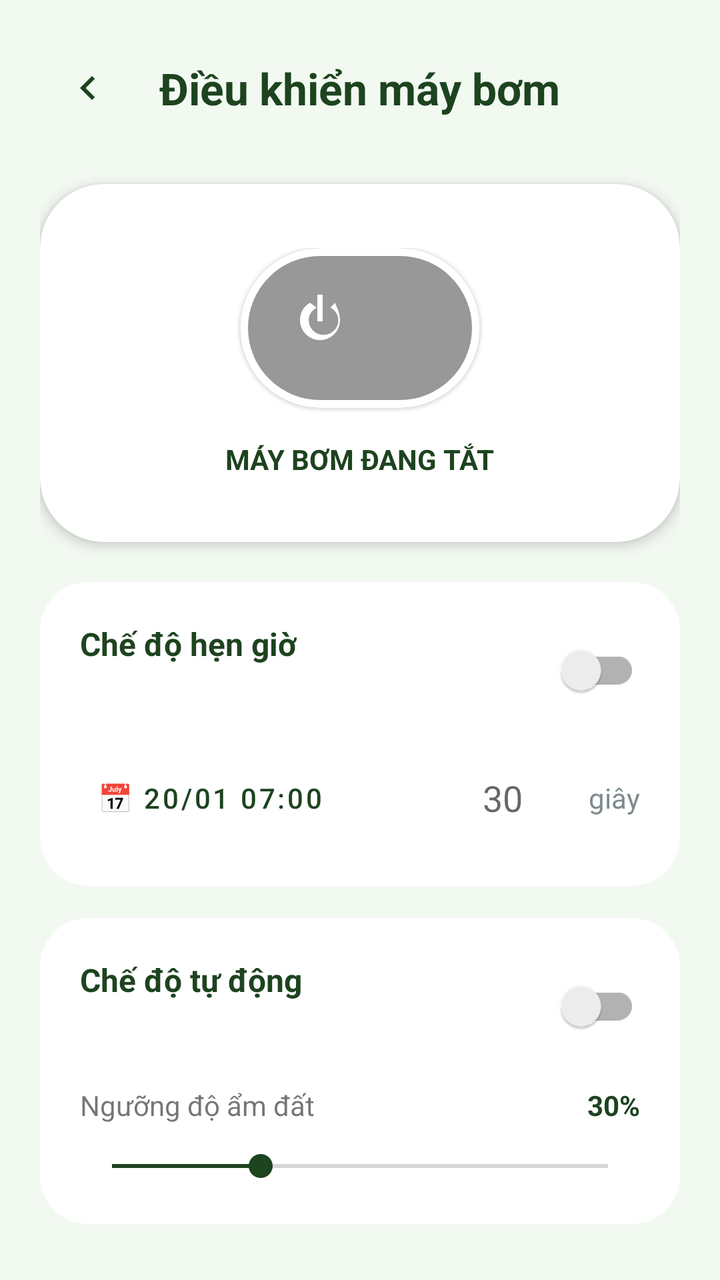
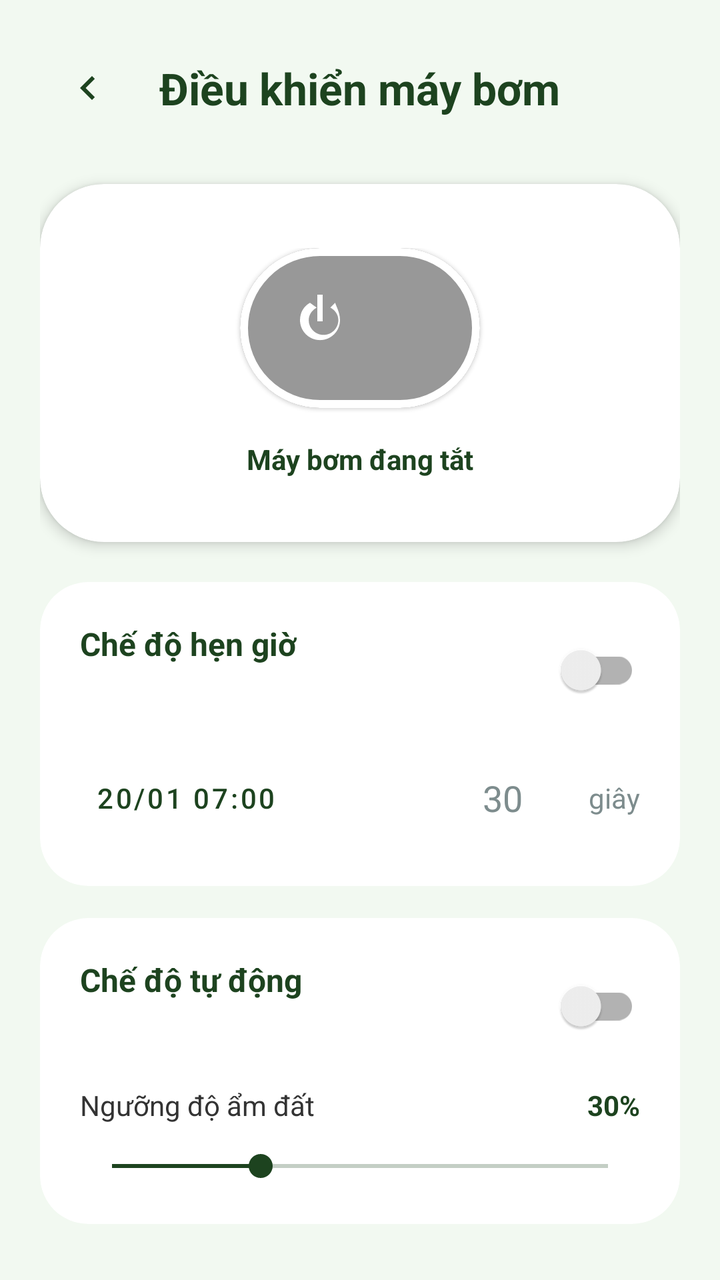

Before-and-after screenshots of an Android layout around one commit, followed by the original layout XML and the change that was made.
<!-- AndroidManifest.xml: application theme Theme.SmartGardening -->
<!-- res/layout/activity_pump_modes.xml -->
<?xml version="1.0" encoding="utf-8"?>
<ScrollView xmlns:android="http://schemas.android.com/apk/res/android"
    xmlns:app="http://schemas.android.com/apk/res-auto"
    android:layout_width="match_parent"
    android:layout_height="match_parent"
    android:background="#F2F9F1">

    <LinearLayout
        android:layout_width="match_parent"
        android:layout_height="wrap_content"
        android:orientation="vertical"
        android:padding="20dp">

        <RelativeLayout
            android:layout_width="match_parent"
            android:layout_height="wrap_content"
            android:layout_marginBottom="24dp">

            <ImageButton
                android:id="@+id/btnBack"
                android:layout_width="48dp"
                android:layout_height="48dp"
                android:background="?attr/selectableItemBackgroundBorderless"
                android:contentDescription="Quay lại"
                android:src="@drawable/ic_chevron_left"
                app:tint="#1D431F" />

            <TextView
                android:layout_width="wrap_content"
                android:layout_height="wrap_content"
                android:layout_centerInParent="true"
                android:text="Điều khiển máy bơm"
                android:textColor="#1D431F"
                android:textSize="22sp"
                android:textStyle="bold" />
        </RelativeLayout>

        <androidx.cardview.widget.CardView
            android:layout_width="match_parent"
            android:layout_height="wrap_content"
            android:layout_marginBottom="20dp"
            app:cardCornerRadius="32dp"
            app:cardElevation="4dp">

            <LinearLayout
                android:layout_width="match_parent"
                android:layout_height="wrap_content"
                android:gravity="center"
                android:orientation="vertical"
                android:padding="32dp">

                <com.google.android.material.card.MaterialCardView
                    android:id="@+id/togglePumpManual"
                    android:layout_width="120dp"
                    android:layout_height="80dp"
                    app:cardCornerRadius="40dp"
                    app:cardBackgroundColor="#989898"
                    app:strokeWidth="4dp"
                    app:strokeColor="@android:color/white"
                    android:clickable="true"
                    android:focusable="true">

                    <ImageView
                        android:id="@+id/ivPowerIcon"
                        android:layout_width="40dp"
                        android:layout_height="40dp"
                        android:layout_marginStart="20dp"
                        android:layout_gravity="center_vertical"
                        android:src="@drawable/ic_power"
                        android:tint="@android:color/white" />

                </com.google.android.material.card.MaterialCardView>

                <TextView
                    android:id="@+id/tvPumpStatus"
                    android:layout_width="wrap_content"
                    android:layout_height="wrap_content"
                    android:layout_marginTop="16dp"
                    android:text="MÁY BƠM ĐANG TẮT"
                    android:textColor="#1D431F"
                    android:textStyle="bold" />
            </LinearLayout>
        </androidx.cardview.widget.CardView>

        <androidx.cardview.widget.CardView
            android:layout_width="match_parent"
            android:layout_height="wrap_content"
            android:layout_marginBottom="16dp"
            app:cardCornerRadius="24dp"
            app:cardElevation="0dp">

            <LinearLayout
                android:layout_width="match_parent"
                android:layout_height="wrap_content"
                android:orientation="vertical"
                android:padding="20dp">

                <RelativeLayout
                    android:layout_width="match_parent"
                    android:layout_height="wrap_content">
                    <TextView
                        android:layout_width="wrap_content"
                        android:layout_height="wrap_content"
                        android:text="Chế độ hẹn giờ"
                        android:textColor="#1D431F"
                        android:textStyle="bold"
                        android:textSize="16sp" />
                    <androidx.appcompat.widget.SwitchCompat
                        android:id="@+id/swScheduleMode"
                        android:layout_width="wrap_content"
                        android:layout_height="wrap_content"
                        android:layout_alignParentEnd="true" />
                </RelativeLayout>

                <LinearLayout
                    android:id="@+id/layoutScheduleSettings"
                    android:layout_width="match_parent"
                    android:layout_height="wrap_content"
                    android:layout_marginTop="16dp"
                    android:orientation="horizontal"
                    android:gravity="center_vertical">

                    
                    <Button
                        android:id="@+id/btnSelectDateTime"
                        style="@style/Widget.MaterialComponents.Button.TextButton"
                        android:layout_width="wrap_content"
                        android:layout_height="wrap_content"
                        android:text="📅 20/01 07:00"
                        android:textColor="#1D431F" />

                    <View
                        android:layout_width="0dp"
                        android:layout_height="0dp"
                        android:layout_weight="1" />

                    
                    <EditText
                        android:id="@+id/etDuration"
                        android:layout_width="70dp"
                        android:layout_height="wrap_content"
                        android:hint="30"
                        android:inputType="number"
                        android:textAlignment="center"
                        android:background="@drawable/bg_edittext"
                        android:padding="8dp"/>

                    <TextView
                        android:layout_width="wrap_content"
                        android:layout_height="wrap_content"
                        android:layout_marginStart="8dp"
                        android:text="giây"
                        android:textColor="#7D8C8D"/>
                </LinearLayout>
            </LinearLayout>
        </androidx.cardview.widget.CardView>

        <androidx.cardview.widget.CardView
            android:layout_width="match_parent"
            android:layout_height="wrap_content"
            app:cardCornerRadius="24dp"
            app:cardElevation="0dp">

            <LinearLayout
                android:layout_width="match_parent"
                android:layout_height="wrap_content"
                android:orientation="vertical"
                android:padding="20dp">

                <RelativeLayout
                    android:layout_width="match_parent"
                    android:layout_height="wrap_content">
                    <TextView
                        android:layout_width="wrap_content"
                        android:layout_height="wrap_content"
                        android:text="Chế độ tự động"
                        android:textColor="#1D431F"
                        android:textStyle="bold"
                        android:textSize="16sp"/>
                    <androidx.appcompat.widget.SwitchCompat
                        android:id="@+id/swAutoMode"
                        android:layout_width="wrap_content"
                        android:layout_height="wrap_content"
                        android:layout_alignParentEnd="true" />
                </RelativeLayout>

                <LinearLayout
                    android:id="@+id/layoutAutoSettings"
                    android:layout_width="match_parent"
                    android:layout_height="wrap_content"
                    android:orientation="vertical">
                    <RelativeLayout
                        android:layout_width="match_parent"
                        android:layout_height="wrap_content"
                        android:layout_marginTop="16dp">
                        <TextView
                            android:layout_width="wrap_content"
                            android:layout_height="wrap_content"
                            android:text="Ngưỡng độ ẩm đất"
                            android:textSize="14sp"/>
                        <TextView
                            android:id="@+id/tvThresholdValue"
                            android:layout_width="wrap_content"
                            android:layout_height="wrap_content"
                            android:layout_alignParentEnd="true"
                            android:text="30%"
                            android:textColor="#1D431F"
                            android:textStyle="bold" />
                    </RelativeLayout>
                    <SeekBar
                        android:id="@+id/sbThreshold"
                        android:layout_width="match_parent"
                        android:layout_height="wrap_content"
                        android:layout_marginTop="12dp"
                        android:max="100"
                        android:progress="30"
                        android:progressTint="#1D431F"
                        android:thumbTint="#1D431F" />
                </LinearLayout>
            </LinearLayout>
        </androidx.cardview.widget.CardView>

    </LinearLayout>
</ScrollView>
<!-- resources referenced by this layout -->
<resources>
  <!-- drawable bg_edittext (drawable) -->
  <?xml version="1.0" encoding="utf-8"?>
  <shape xmlns:android="http://schemas.android.com/apk/res/android">
      <solid android:color="#FFFFFF" />
      <corners android:radius="28dp" />
  </shape>
  <!-- drawable ic_chevron_left (drawable) -->
  <vector xmlns:android="http://schemas.android.com/apk/res/android" android:height="24dp" android:tint="#000000" android:viewportHeight="24" android:viewportWidth="24" android:width="24dp">
        
      <path android:fillColor="@android:color/white" android:pathData="M15.41,7.41L14,6l-6,6 6,6 1.41,-1.41L10.83,12z"/>
      
  </vector>
  <!-- drawable ic_power (drawable) -->
  <?xml version="1.0" encoding="utf-8"?>
  <vector xmlns:android="http://schemas.android.com/apk/res/android"
      android:width="24dp"
      android:height="24dp"
      android:viewportWidth="24"
      android:viewportHeight="24">
      <path
          android:fillColor="#FFFFFF"
          android:pathData="M16.56,4.44l-1.45,1.45c1.39,0.73 2.39,2.11 2.39,3.74c0,2.45 -1.99,4.44 -4.44,4.44c-2.45,0 -4.44,-1.99 -4.44,-4.44c0,-1.63 1,-3.01 2.39,-3.74L8.99,4.44C7.21,5.4 6,7.31 6,9.63c0,3.31 2.69,6 6,6s6,-2.69 6,-6C18,7.31 16.79,5.4 16.56,4.44zM11.22,2h1.56v8h-1.56V2z" />
  </vector>
  <style name="Theme.SmartGardening" parent="Theme.MaterialComponents.DayNight.NoActionBar" />
</resources>

<!-- the commit's change to res/layout/activity_pump_modes.xml (unified diff, before → after) -->
@@ -21,7 +21,7 @@
                 android:layout_width="48dp"
                 android:layout_height="48dp"
                 android:background="?attr/selectableItemBackgroundBorderless"
-                android:contentDescription="Quay lại"
+                android:contentDescription="Quay lai"
                 android:src="@drawable/ic_chevron_left"
                 app:tint="#1D431F" />
 
@@ -29,7 +29,7 @@
                 android:layout_width="wrap_content"
                 android:layout_height="wrap_content"
                 android:layout_centerInParent="true"
-                android:text="Điều khiển máy bơm"
+                android:text="&#272;i&#7873;u khi&#7875;n m&#225;y b&#417;m"
                 android:textColor="#1D431F"
                 android:textSize="22sp"
                 android:textStyle="bold" />
@@ -53,21 +53,21 @@
                     android:id="@+id/togglePumpManual"
                     android:layout_width="120dp"
                     android:layout_height="80dp"
+                    android:clickable="true"
+                    android:focusable="true"
+                    app:cardBackgroundColor="#989898"
                     app:cardCornerRadius="40dp"
-                    app:cardBackgroundColor="#989898"
-                    app:strokeWidth="4dp"
                     app:strokeColor="@android:color/white"
-                    android:clickable="true"
-                    android:focusable="true">
+                    app:strokeWidth="4dp">
 
                     <ImageView
                         android:id="@+id/ivPowerIcon"
                         android:layout_width="40dp"
                         android:layout_height="40dp"
+                        android:layout_gravity="center_vertical"
                         android:layout_marginStart="20dp"
-                        android:layout_gravity="center_vertical"
                         android:src="@drawable/ic_power"
-                        android:tint="@android:color/white" />
+                        app:tint="@android:color/white" />
 
                 </com.google.android.material.card.MaterialCardView>
 
@@ -76,7 +76,7 @@
                     android:layout_width="wrap_content"
                     android:layout_height="wrap_content"
                     android:layout_marginTop="16dp"
-                    android:text="MÁY BƠM ĐANG TẮT"
+                    android:text="M&#225;y b&#417;m &#273;ang t&#7855;t"
                     android:textColor="#1D431F"
                     android:textStyle="bold" />
             </LinearLayout>
@@ -98,13 +98,15 @@
                 <RelativeLayout
                     android:layout_width="match_parent"
                     android:layout_height="wrap_content">
+
                     <TextView
                         android:layout_width="wrap_content"
                         android:layout_height="wrap_content"
-                        android:text="Chế độ hẹn giờ"
+                        android:text="Ch&#7871; &#273;&#7897; h&#7865;n gi&#7901;"
                         android:textColor="#1D431F"
-                        android:textStyle="bold"
-                        android:textSize="16sp" />
+                        android:textSize="16sp"
+                        android:textStyle="bold" />
+
                     <androidx.appcompat.widget.SwitchCompat
                         android:id="@+id/swScheduleMode"
                         android:layout_width="wrap_content"
@@ -117,16 +119,15 @@
                     android:layout_width="match_parent"
                     android:layout_height="wrap_content"
                     android:layout_marginTop="16dp"
-                    android:orientation="horizontal"
-                    android:gravity="center_vertical">
-
-                    
+                    android:gravity="center_vertical"
+                    android:orientation="horizontal">
+
                     <Button
                         android:id="@+id/btnSelectDateTime"
                         style="@style/Widget.MaterialComponents.Button.TextButton"
                         android:layout_width="wrap_content"
                         android:layout_height="wrap_content"
-                        android:text="📅 20/01 07:00"
+                        android:text="20/01 07:00"
                         android:textColor="#1D431F" />
 
                     <View
@@ -134,23 +135,24 @@
                         android:layout_height="0dp"
                         android:layout_weight="1" />
 
-                    
                     <EditText
                         android:id="@+id/etDuration"
                         android:layout_width="70dp"
                         android:layout_height="wrap_content"
+                        android:background="@drawable/bg_edittext"
                         android:hint="30"
                         android:inputType="number"
+                        android:padding="8dp"
                         android:textAlignment="center"
-                        android:background="@drawable/bg_edittext"
-                        android:padding="8dp"/>
+                        android:textColor="#000000"
+                        android:textColorHint="#7D8C8D" />
 
                     <TextView
                         android:layout_width="wrap_content"
                         android:layout_height="wrap_content"
                         android:layout_marginStart="8dp"
-                        android:text="giây"
-                        android:textColor="#7D8C8D"/>
+                        android:text="gi&#226;y"
+                        android:textColor="#7D8C8D" />
                 </LinearLayout>
             </LinearLayout>
         </androidx.cardview.widget.CardView>
@@ -170,13 +172,15 @@
                 <RelativeLayout
                     android:layout_width="match_parent"
                     android:layout_height="wrap_content">
+
                     <TextView
                         android:layout_width="wrap_content"
                         android:layout_height="wrap_content"
-                        android:text="Chế độ tự động"
+                        android:text="Ch&#7871; &#273;&#7897; t&#7921; &#273;&#7897;ng"
                         android:textColor="#1D431F"
-                        android:textStyle="bold"
-                        android:textSize="16sp"/>
+                        android:textSize="16sp"
+                        android:textStyle="bold" />
+
                     <androidx.appcompat.widget.SwitchCompat
                         android:id="@+id/swAutoMode"
                         android:layout_width="wrap_content"
@@ -189,15 +193,19 @@
                     android:layout_width="match_parent"
                     android:layout_height="wrap_content"
                     android:orientation="vertical">
+
                     <RelativeLayout
                         android:layout_width="match_parent"
                         android:layout_height="wrap_content"
                         android:layout_marginTop="16dp">
+
                         <TextView
                             android:layout_width="wrap_content"
                             android:layout_height="wrap_content"
-                            android:text="Ngưỡng độ ẩm đất"
-                            android:textSize="14sp"/>
+                            android:text="Ng&#432;&#7905;ng &#273;&#7897; &#7849;m &#273;&#7845;t"
+                            android:textColor="#333333"
+                            android:textSize="14sp" />
+
                         <TextView
                             android:id="@+id/tvThresholdValue"
                             android:layout_width="wrap_content"
@@ -207,6 +215,7 @@
                             android:textColor="#1D431F"
                             android:textStyle="bold" />
                     </RelativeLayout>
+
                     <SeekBar
                         android:id="@+id/sbThreshold"
                         android:layout_width="match_parent"
<!-- resource entries referenced after the edit -->
@@ -23,6 +23,18 @@
           android:fillColor="#FFFFFF"
           android:pathData="M16.56,4.44l-1.45,1.45c1.39,0.73 2.39,2.11 2.39,3.74c0,2.45 -1.99,4.44 -4.44,4.44c-2.45,0 -4.44,-1.99 -4.44,-4.44c0,-1.63 1,-3.01 2.39,-3.74L8.99,4.44C7.21,5.4 6,7.31 6,9.63c0,3.31 2.69,6 6,6s6,-2.69 6,-6C18,7.31 16.79,5.4 16.56,4.44zM11.22,2h1.56v8h-1.56V2z" />
   </vector>
-  <style name="Theme.SmartGardening" parent="Theme.MaterialComponents.DayNight.NoActionBar" />
+  <style name="Theme.SmartGardening" parent="Theme.MaterialComponents.Light.NoActionBar">
+          <item name="android:windowBackground">#FFFFFF</item>
+          <item name="android:forceDarkAllowed">false</item>
+          <item name="android:textColorPrimary">#000000</item>
+          <item name="android:textColorSecondary">#333333</item>
+          <item name="android:editTextColor">#000000</item>
+          <item name="colorOnBackground">#000000</item>
+          <item name="colorOnSurface">#000000</item>
+          <item name="colorSurface">#FFFFFF</item>
+          <item name="colorControlNormal">#1D431F</item>
+          <item name="android:windowLightStatusBar">true</item>
+          <item name="android:statusBarColor">#F2F9F1</item>
+      </style>
 </resources>
 
